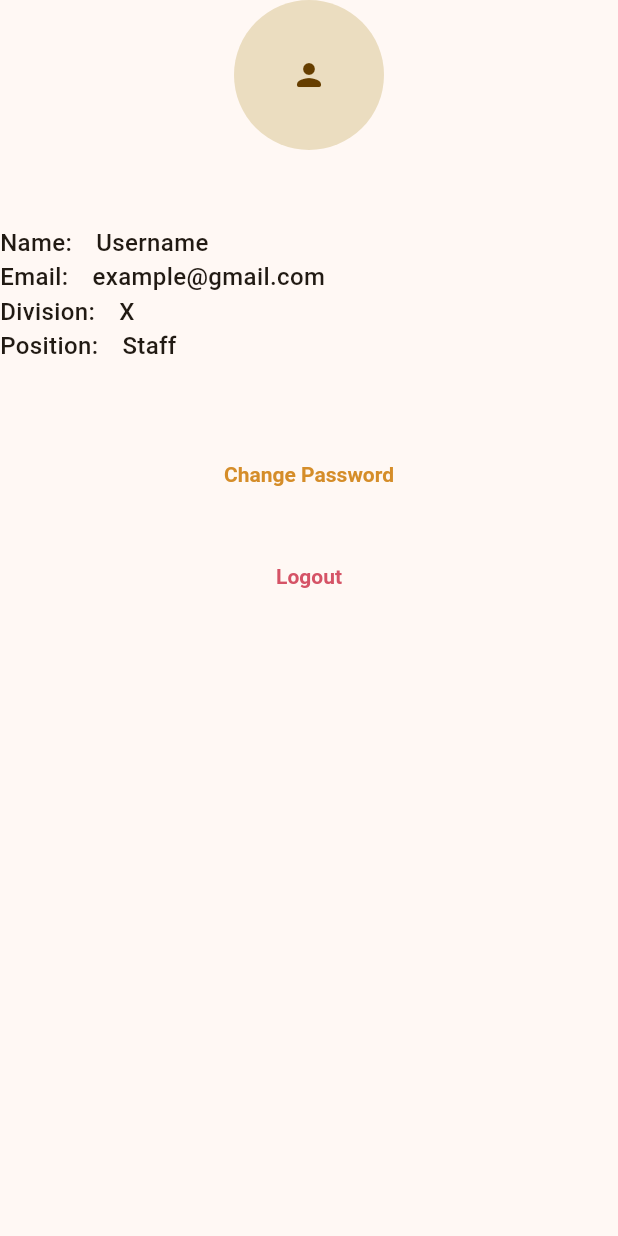
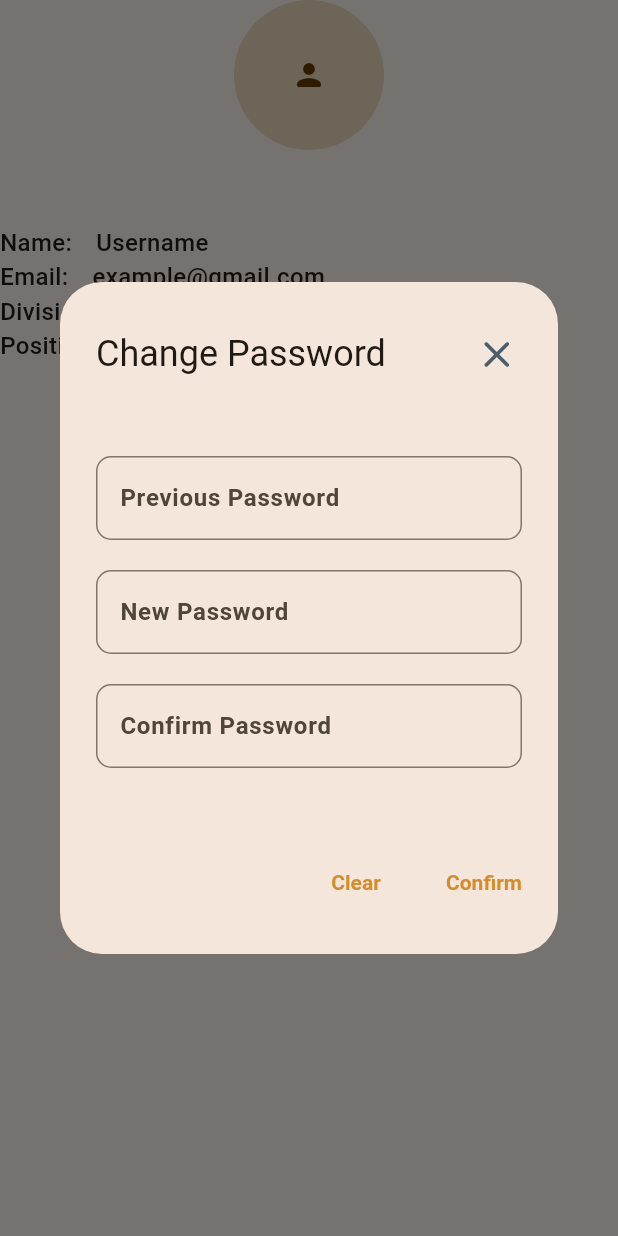
Before and after one commit to ClaudyaSalim/imperial-approval-app, a Flutter app: the ProfilePage widget shown alone on an empty page, opened directly, after a tap on "Change Password", on a phone screen of 412 x 824 dp. Run offline on Flutter 3.47's test engine with Material 3 defaults, Android fonts, the phone set to English and light mode, and no system bars; our stand-ins replace gap.

Commit message:
add change password alert UI

```diff
--- /dev/null
+++ b/lib/components/change_pass_dialog.dart
@@ -0,0 +1,113 @@
+import 'package:flutter/material.dart';
+import 'package:flutter/widgets.dart';
+
+class ChangePassDialog extends StatefulWidget {
+  const ChangePassDialog({super.key});
+
+  @override
+  State<ChangePassDialog> createState() => _ChangePassDialogState();
+}
+
+class _ChangePassDialogState extends State<ChangePassDialog> {
+
+  final formKey = GlobalKey<FormState>(debugLabel: "Form Key");
+  late String newPass;
+  TextEditingController prevPassControl = TextEditingController();
+  TextEditingController newPassControl = TextEditingController();
+
+  String? validation (field, value) {
+    if(value==null || value.toString().length < 3){
+      return "Field must be more than 3 characters";
+    }
+    else if(field=="prev"){
+      print("Checking previous password");
+    }
+    else if(field=="new"){
+      newPass = value.toString();
+      print("Checking new password");
+    }
+    else if(field=="confirm"){
+      print("Checking confirmation password");
+      if(value.toString()!=newPass){
+        return "New password and confirmation password must be the same";
+      }
+    }
+    return null;
+  }
+
+  @override
+  Widget build(BuildContext context) {
+    return AlertDialog(
+      title: Row(
+        mainAxisAlignment: MainAxisAlignment.spaceBetween,
+        children: [
+          Text("Change Password"),
+          SizedBox(width: 50,),
+          IconButton(icon: Icon(Icons.close_rounded), iconSize: 30,
+            onPressed: (){
+              Navigator.pop(context);
+            },)
+        ],
+      ),
+      content: Form(
+        key: formKey,
+        child: Column(
+          mainAxisSize: MainAxisSize.min, // set kolom sesuai ukuran konten
+          children: [
+            SizedBox(height: 28,),
+            TextFormField(
+              decoration: InputDecoration(
+                labelText: "Previous Password",
+                hintText: "Input previous password"),
+              controller: prevPassControl,
+              validator: (value) {
+                return validation("prev", value);
+              },
+            ),
+            SizedBox(height: 20,),
+            TextFormField(
+              decoration: InputDecoration(
+                labelText: "New Password",
+                hintText: "Input new password"),
+              controller: newPassControl,
+              validator: (value) {
+                return validation("new", value);
+              },
+            ),
+            SizedBox(height: 20,),
+            TextFormField(
+              decoration: InputDecoration(
+                labelText: "Confirm Password",
+                hintText: "Input new password again",
+                errorMaxLines: 3),
+              validator: (value) {
+                return validation("confirm", value);
+              },
+            ),
+            SizedBox(height: 28,),
+          ],
+        ),
+      ),
+
+      actions: [
+        TextButton(
+          onPressed: () {
+            formKey.currentState!.reset();
+          },
+          child: Text("Clear")),
+
+        SizedBox(width: 20,),
+
+        TextButton(
+          onPressed: () {
+            if(formKey.currentState!.validate()){
+              print("All clear");
+              print(prevPassControl.text + " " + newPassControl.text);
+              Navigator.pop(context);
+            }
+          },
+          child: Text("Confirm"))
+      ],
+    );
+  }
+}
--- a/lib/view/subpages/profile_page.dart
+++ b/lib/view/subpages/profile_page.dart
@@ -1,4 +1,5 @@
 import 'package:flutter/material.dart';
+import 'package:imperial_approval_app/components/change_pass_dialog.dart';
 import 'package:imperial_approval_app/theme/color_scheme.dart';
 import 'package:imperial_approval_app/theme/text_theme.dart';
 
@@ -16,9 +17,17 @@ class ProfilePage extends StatelessWidget {
         Row(children: [Text("Division:", style: textTheme.bodyMedium,), SizedBox(width: 16,), Text("X")],),
         Row(children: [Text("Position:", style: textTheme.bodyMedium,), SizedBox(width: 16,), Text("Staff")],),
         SizedBox(height: 50,),
-        TextButton(onPressed: (){}, child: Text("Change Password")),
+        TextButton(
+          onPressed: (){
+            showDialog(context: context, builder: (context) => ChangePassDialog());
+          },
+          child: Text("Change Password")),
         SizedBox(height: 20,),
-        TextButton(onPressed: (){Navigator.pushNamedAndRemoveUntil(context, '/login', (route) => false);}, child: Text("Logout", style: TextStyle(color: colorScheme.error)),)
+        TextButton(
+          onPressed: (){
+            Navigator.pushNamedAndRemoveUntil(context, '/login', (route) => false);
+          },
+          child: Text("Logout", style: TextStyle(color: colorScheme.error)),)
       ],
     );
   }
```
